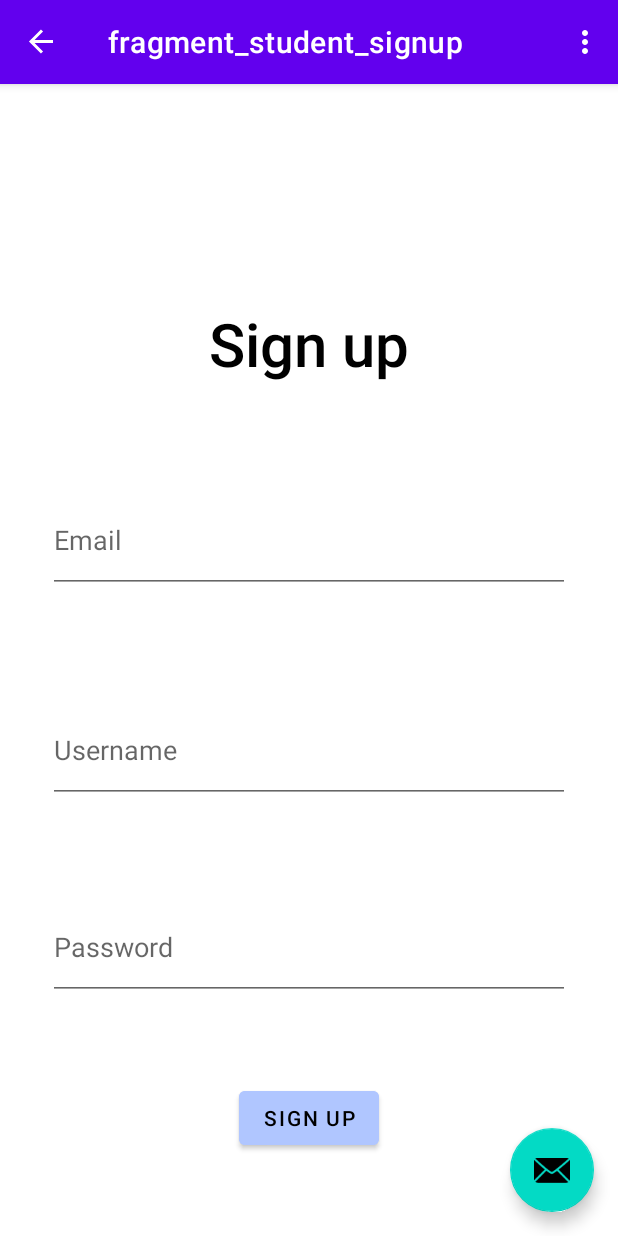
After one commit to A-Jatana/B07Project, an Android app: the StudentSignup screen opened through its navigation route, on a phone screen of 412 x 824 dp. The commit adds this screen. Run offline under Robolectric (Android 15) with nearby library versions, the phone set to English and light mode, and no system bars; our stand-ins replace navigation-ui.

Commit message:
connected student decision page and student signup page

```diff
--- a/B07ProjectApp/app/src/main/java/com/example/b07projectapp/EntryScreen.java
+++ b/B07ProjectApp/app/src/main/java/com/example/b07projectapp/EntryScreen.java
@@ -41,7 +41,7 @@
             @Override
             public void onClick(View view) {
                 NavHostFragment.findNavController(EntryScreen.this)
-                        .navigate(R.id.action_entryScreen_to_studentLogin);
+                        .navigate(R.id.action_entryScreen_to_studentDecision);
             }
         });
     }
--- a/B07ProjectApp/app/src/main/java/com/example/b07projectapp/StudentDecision.java
+++ b/B07ProjectApp/app/src/main/java/com/example/b07projectapp/StudentDecision.java
@@ -36,6 +36,14 @@
                         .navigate(R.id.action_studentDecision_to_studentLogin);
             }
         });
+
+        binding.signupButton.setOnClickListener(new View.OnClickListener() {
+            @Override
+            public void onClick(View view) {
+                NavHostFragment.findNavController(com.example.b07projectapp.StudentDecision.this)
+                        .navigate(R.id.action_studentDecision_to_studentSignup2);
+            }
+        });
     }
 
     @Override
--- /dev/null
+++ b/B07ProjectApp/app/src/main/java/com/example/b07projectapp/StudentSignup.java
@@ -0,0 +1,67 @@
+package com.example.b07projectapp;
+
+import android.os.Bundle;
+import androidx.fragment.app.Fragment;
+import android.view.LayoutInflater;
+import android.view.View;
+import android.view.ViewGroup;
+
+/**
+ * A simple {@link Fragment} subclass.
+ * Use the {@link StudentLogin#newInstance} factory method to
+ * create an instance of this fragment.
+ */
+public class StudentSignup extends Fragment {
+
+    // TODO: Rename parameter arguments, choose names that match
+    // the fragment initialization parameters, e.g. ARG_ITEM_NUMBER
+    private static final String ARG_PARAM1 = "param1";
+    private static final String ARG_PARAM2 = "param2";
+    private static final String ARG_PARAM3 = "param3";
+
+    // TODO: Rename and change types of parameters
+    private String mParam1;
+    private String mParam2;
+    private String mParam3;
+
+    public StudentSignup() {
+        // Required empty public constructor
+    }
+
+    /**
+     * Use this factory method to create a new instance of
+     * this fragment using the provided parameters.
+     *
+     * @param param1 Parameter 1.
+     * @param param2 Parameter 2.
+     * @param param3 Parameter 3.
+     * @return A new instance of fragment StudentLogin.
+     */
+    // TODO: Rename and change types and number of parameters
+    public static StudentLogin newInstance(String param1, String param2, String param3) {
+        StudentLogin fragment = new StudentLogin();
+        Bundle args = new Bundle();
+        args.putString(ARG_PARAM1, param1);
+        args.putString(ARG_PARAM2, param2);
+        args.putString(ARG_PARAM3, param3);
+        fragment.setArguments(args);
+        return fragment;
+    }
+
+    @Override
+    public void onCreate(Bundle savedInstanceState) {
+        super.onCreate(savedInstanceState);
+        if (getArguments() != null) {
+            mParam1 = getArguments().getString(ARG_PARAM1);
+            mParam2 = getArguments().getString(ARG_PARAM2);
+            mParam3 = getArguments().getString(ARG_PARAM3);
+        }
+    }
+
+    @Override
+    public View onCreateView(LayoutInflater inflater, ViewGroup container,
+                             Bundle savedInstanceState) {
+        // Inflate the layout for this fragment
+        return inflater.inflate(R.layout.fragment_student_signup, container, false);
+    }
+}
--- a/B07ProjectApp/app/src/main/res/layout/fragment_student_login.xml
+++ b/B07ProjectApp/app/src/main/res/layout/fragment_student_login.xml
@@ -71,19 +71,19 @@
             app:layout_constraintStart_toStartOf="@+id/inputPassword"
             app:layout_constraintTop_toBottomOf="@+id/inputPassword" />
 
-    <Button
-        android:id="@+id/backButton"
-        android:layout_width="wrap_content"
-        android:layout_height="wrap_content"
-        android:layout_marginStart="-15dp"
-        android:layout_marginTop="30dp"
-        android:backgroundTint="@color/material_dynamic_primary80"
-        android:text="Back"
-        android:textColor="@color/black"
-        app:layout_constraintBottom_toBottomOf="parent"
-        app:layout_constraintEnd_toStartOf="@+id/loginButton"
-        app:layout_constraintStart_toStartOf="parent"
-        app:layout_constraintTop_toBottomOf="@+id/loginButton" />
+<!--    <Button-->
+<!--        android:id="@+id/backButton"-->
+<!--        android:layout_width="wrap_content"-->
+<!--        android:layout_height="wrap_content"-->
+<!--        android:layout_marginStart="-15dp"-->
+<!--        android:layout_marginTop="30dp"-->
+<!--        android:backgroundTint="@color/material_dynamic_primary80"-->
+<!--        android:text="Back"-->
+<!--        android:textColor="@color/black"-->
+<!--        app:layout_constraintBottom_toBottomOf="parent"-->
+<!--        app:layout_constraintEnd_toStartOf="@+id/loginButton"-->
+<!--        app:layout_constraintStart_toStartOf="parent"-->
+<!--        app:layout_constraintTop_toBottomOf="@+id/loginButton" />-->
 
     </androidx.constraintlayout.widget.ConstraintLayout>
 
--- /dev/null
+++ b/B07ProjectApp/app/src/main/res/layout/fragment_student_signup.xml
@@ -0,0 +1,92 @@
+<?xml version="1.0" encoding="utf-8"?>
+<androidx.constraintlayout.widget.ConstraintLayout xmlns:android="http://schemas.android.com/apk/res/android"
+    xmlns:app="http://schemas.android.com/apk/res-auto"
+    xmlns:tools="http://schemas.android.com/tools"
+    android:layout_width="match_parent"
+    android:layout_height="match_parent"
+    tools:context=".StudentSignup">
+
+    <TextView
+        android:id="@+id/loginHeading"
+        android:layout_width="wrap_content"
+        android:layout_height="wrap_content"
+        android:layout_marginTop="30dp"
+        android:fontFamily="sans-serif-medium"
+        android:text="@string/signup_text"
+        android:textColor="@color/black"
+        android:textSize="40sp"
+        app:layout_constraintBottom_toBottomOf="parent"
+        app:layout_constraintEnd_toEndOf="parent"
+        app:layout_constraintStart_toStartOf="parent"
+        app:layout_constraintTop_toTopOf="parent"
+        app:layout_constraintVertical_bias="0.17000002" />
+
+    <EditText
+        android:id="@+id/inputEmail"
+        android:layout_width="0dp"
+        android:layout_height="70dp"
+        android:layout_marginStart="32dp"
+        android:layout_marginTop="60dp"
+        android:layout_marginEnd="32dp"
+        android:ems="10"
+        android:hint="@string/prompt_email"
+        android:importantForAutofill="no"
+        android:inputType="textEmailAddress"
+        android:minHeight="48dp"
+        android:textColor="@color/black"
+        app:layout_constraintBottom_toTopOf="@+id/inputUsername"
+        app:layout_constraintEnd_toEndOf="parent"
+        app:layout_constraintHorizontal_bias="0.0"
+        app:layout_constraintStart_toStartOf="parent"
+        app:layout_constraintTop_toBottomOf="@+id/loginHeading"
+        app:layout_constraintVertical_bias="0.121" />
+
+    <EditText
+        android:id="@+id/inputUsername"
+        android:layout_width="0dp"
+        android:layout_height="70dp"
+        android:layout_marginStart="32dp"
+        android:layout_marginEnd="32dp"
+        android:ems="10"
+        android:hint="@string/prompt_username"
+        android:importantForAutofill="no"
+        android:inputType="textPersonName"
+        android:minHeight="48dp"
+        android:textColor="@color/black"
+        app:layout_constraintBottom_toBottomOf="parent"
+        app:layout_constraintEnd_toEndOf="parent"
+        app:layout_constraintHorizontal_bias="0.0"
+        app:layout_constraintStart_toStartOf="parent"
+        app:layout_constraintTop_toTopOf="parent"
+        app:layout_constraintVertical_bias="0.586" />
+
+    <EditText
+        android:id="@+id/inputPassword"
+        android:layout_width="0dp"
+        android:layout_height="70dp"
+        android:layout_marginTop="40dp"
+        android:ems="10"
+        android:hint="@string/prompt_password"
+        android:importantForAutofill="no"
+        android:inputType="textPassword"
+        android:minHeight="48dp"
+        app:layout_constraintBottom_toBottomOf="parent"
+        app:layout_constraintEnd_toEndOf="@+id/inputUsername"
+        app:layout_constraintHorizontal_bias="0.0"
+        app:layout_constraintStart_toStartOf="@+id/inputUsername"
+        app:layout_constraintTop_toBottomOf="@+id/inputUsername"
+        app:layout_constraintVertical_bias="0.121" />
+
+    <Button
+        android:id="@+id/loginButton"
+        android:layout_width="wrap_content"
+        android:layout_height="wrap_content"
+        android:backgroundTint="@color/material_dynamic_primary80"
+        android:text="@string/action_sign_up_short"
+        android:textColor="@color/black"
+        app:layout_constraintBottom_toBottomOf="parent"
+        app:layout_constraintEnd_toEndOf="@+id/inputPassword"
+        app:layout_constraintStart_toStartOf="@+id/inputPassword"
+        app:layout_constraintTop_toBottomOf="@+id/inputPassword" />
+
+</androidx.constraintlayout.widget.ConstraintLayout>
--- a/B07ProjectApp/app/src/main/res/navigation/nav_graph.xml
+++ b/B07ProjectApp/app/src/main/res/navigation/nav_graph.xml
@@ -34,5 +34,13 @@
         <action
             android:id="@+id/action_studentDecision_to_studentLogin"
             app:destination="@id/studentLogin" />
+        <action
+            android:id="@+id/action_studentDecision_to_studentSignup2"
+            app:destination="@id/studentSignup2" />
     </fragment>
+    <fragment
+        android:id="@+id/studentSignup2"
+        android:name="com.example.b07projectapp.StudentSignup"
+        android:label="fragment_student_signup"
+        tools:layout="@layout/fragment_student_signup" />
 </navigation>
--- a/B07ProjectApp/app/src/main/res/values/strings.xml
+++ b/B07ProjectApp/app/src/main/res/values/strings.xml
@@ -6,10 +6,7 @@
     <string name="second_fragment_label">Second Fragment</string>
     <string name="next">Next</string>
     <string name="previous">Previous</string>
-
-    <string name="hello_first_fragment">Hello first fragment</string>
-    <string name="hello_second_fragment">Hello second fragment. Arg: %1$s</string>
-    <!-- Strings related to login -->
+    <!-- Strings related to login and signup -->
     <string name="prompt_email">Email</string>
     <string name="prompt_username">Username</string>
     <string name="prompt_password">Password</string>
@@ -20,6 +17,8 @@
     <string name="invalid_password">Password must be >5 characters</string>
     <string name="login_failed">"Login failed"</string>
     <string name="login_text">Login</string>
+    <string name="action_sign_up_short">Sign up</string>
+    <string name="signup_text">Sign up</string>
     <!-- TODO: Remove or change this placeholder text -->
     <string name="hello_blank_fragment">Hello blank fragment</string>
     <string name="software_name">Software Name</string>
@@ -27,7 +26,6 @@
     <string name="student">Student</string>
     <string name="admin">Admin</string>
     <string name="hello_first_fragment">Would you like to log in using an existing account or register a new account?</string>
-    <string name="hello_second_fragment">Hello second fragment. Arg: %1$s</string>
     <string name="login_button_text">Login</string>
     <string name="signup_button_text">Sign-up</string>
 </resources>
```
